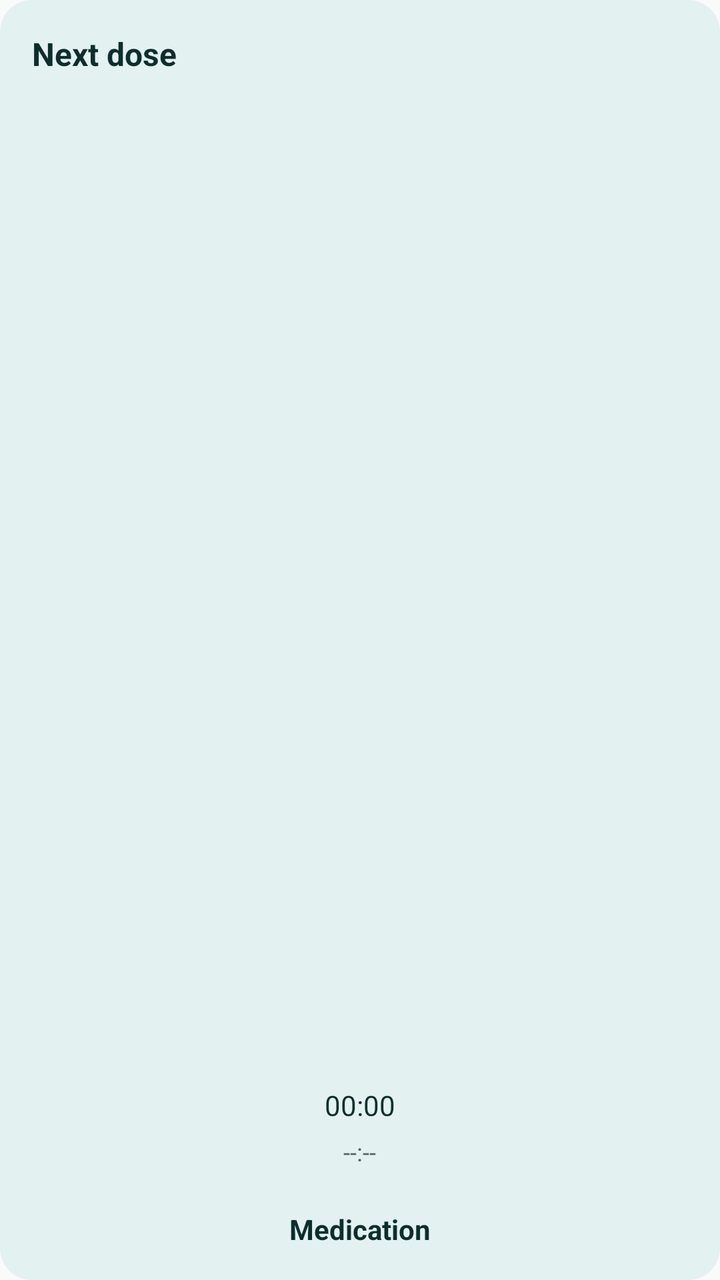
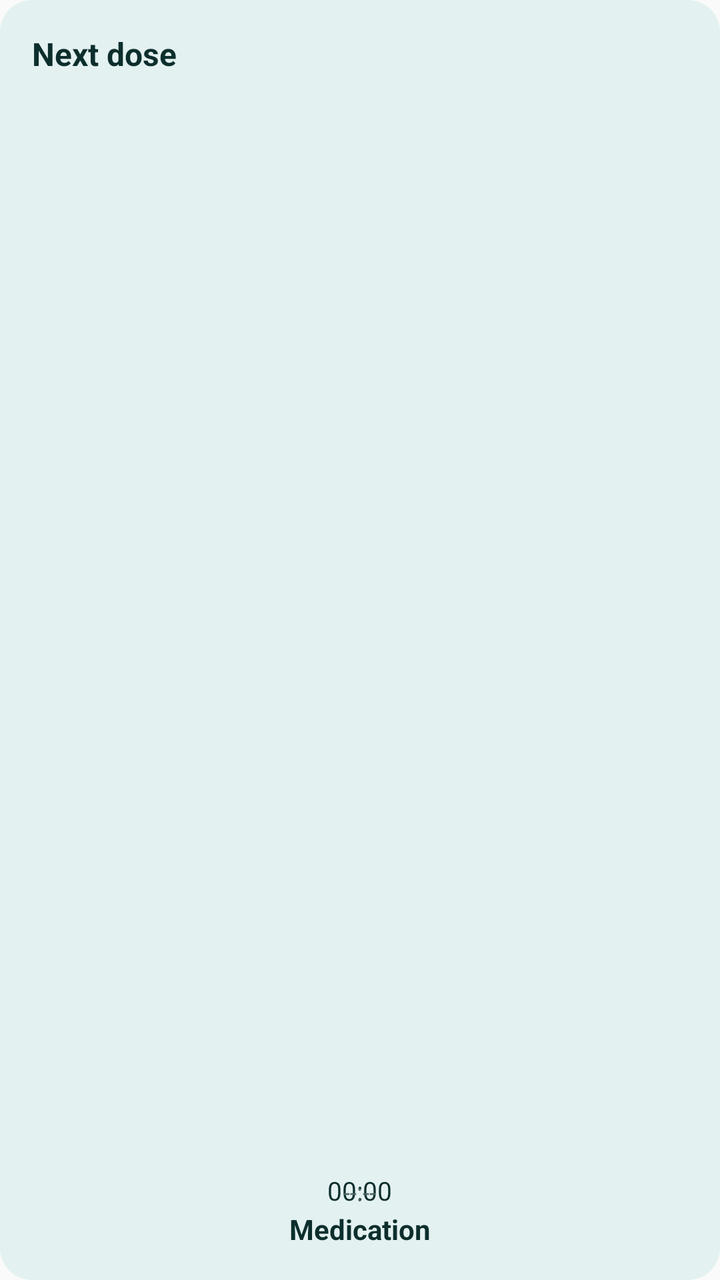

Screens rendered from an Android XML layout before and after an edit, with the pre-edit source and the edit as a unified diff.
<!-- AndroidManifest.xml: application theme AppTheme -->
<!-- res/layout/next_dose_widget.xml -->
<?xml version="1.0" encoding="utf-8"?>
<FrameLayout xmlns:android="http://schemas.android.com/apk/res/android"
    android:id="@+id/widget_root"
    android:layout_width="match_parent"
    android:layout_height="match_parent"
    android:padding="16dp"
    android:background="@drawable/widget_background">

    <TextView
        android:id="@+id/widget_title"
        android:layout_width="wrap_content"
        android:layout_height="wrap_content"
        android:layout_gravity="top|start"
         android:text="Next dose"
         android:textSize="16sp"
         android:textColor="@color/widget_text_primary"
         android:textStyle="bold"
        android:maxLines="2"
        android:ellipsize="end"
        android:breakStrategy="simple" />

    <ProgressBar
        android:id="@+id/widget_ring"
        style="@style/ShosWidgetRing"
        android:layout_width="52dp"
        android:layout_height="52dp"
        android:layout_gravity="center"
        android:rotation="-90"
        android:max="100" />

    
    <TextView
        android:id="@+id/widget_ring_label"
        android:layout_width="wrap_content"
        android:layout_height="wrap_content"
        android:layout_gravity="center"
        android:text=""
        android:textSize="11sp"
        android:textStyle="bold"
        android:maxLines="1"
        android:ellipsize="end"
        android:breakStrategy="simple" />

    
    
    <Chronometer
        android:id="@+id/widget_countdown"
        android:layout_width="wrap_content"
        android:layout_height="wrap_content"
        android:layout_gravity="bottom|center_horizontal"
        android:layout_marginBottom="62dp"
        android:textSize="14sp"
        android:textColor="@color/widget_text_primary"
        android:clickable="false"
        android:focusable="false" />

    <TextView
        android:id="@+id/widget_next_dose"
        android:layout_width="wrap_content"
        android:layout_height="wrap_content"
        android:layout_gravity="bottom|center_horizontal"
        android:layout_marginBottom="40dp"
        android:text="--:--"
        android:textSize="12sp"
        android:textColor="@color/widget_text_muted"
        android:maxLines="1"
        android:ellipsize="end"
        android:breakStrategy="simple" />

    
    <TextView
        android:id="@+id/widget_med_name"
        android:layout_width="match_parent"
        android:layout_height="wrap_content"
        android:layout_gravity="bottom|center_horizontal"
        android:gravity="center"
        android:text="Medication"
        android:textSize="14sp"
        android:textStyle="bold"
        android:textColor="@color/widget_text_primary"
        android:maxLines="1"
        android:ellipsize="end"
        android:breakStrategy="simple"
        android:autoSizeTextType="uniform"
        android:autoSizeMaxTextSize="14sp"
        android:autoSizeMinTextSize="12sp"
        android:autoSizeStepGranularity="1sp" />
</FrameLayout>
<!-- resources referenced by this layout -->
<resources>
  <color name="widget_text_muted">#4C6664</color>
  <color name="widget_text_primary">#0C2E2D</color>
  <!-- drawable widget_background (drawable) -->
  <?xml version="1.0" encoding="utf-8"?>
  <shape xmlns:android="http://schemas.android.com/apk/res/android"
      android:shape="rectangle">
      <solid android:color="@color/widget_bg" />
      <corners android:radius="16dp" />
  </shape>
  <style name="ShosWidgetRing" parent="@android:style/Widget.ProgressBar.Horizontal">
          <item name="android:progressDrawable">@drawable/widget_ring</item>
          <item name="android:maxHeight">0dp</item>
          <item name="android:minHeight">0dp</item>
          <item name="android:indeterminateOnly">false</item>
      </style>
  <style name="AppTheme" parent="Theme.AppCompat.Light.DarkActionBar">
          
          <item name="colorPrimary">@color/colorPrimary</item>
          <item name="colorPrimaryDark">@color/colorPrimaryDark</item>
          <item name="colorAccent">@color/colorAccent</item>
          <item name="android:statusBarColor">@android:color/transparent</item>
          <item name="android:navigationBarColor">@android:color/transparent</item>
      </style>
  <color name="widget_bg">#E3F1F0</color>
  <!-- drawable widget_ring (drawable) -->
  <?xml version="1.0" encoding="utf-8"?>
  <layer-list xmlns:android="http://schemas.android.com/apk/res/android">
      <item
          android:id="@android:id/background"
          android:drawable="@drawable/widget_ring_track" />
      <item
          android:id="@android:id/progress"
          android:drawable="@drawable/widget_ring_arc" />
  </layer-list>
  <!-- drawable widget_ring_track (drawable) -->
  <?xml version="1.0" encoding="utf-8"?>
  <shape xmlns:android="http://schemas.android.com/apk/res/android"
      android:shape="ring"
      android:innerRadius="18dp"
      android:thickness="8dp"
      android:useLevel="true">
      <solid android:color="@color/widget_ring_track" />
  </shape>
  <!-- drawable widget_ring_arc (drawable) -->
  <?xml version="1.0" encoding="utf-8"?>
  <shape xmlns:android="http://schemas.android.com/apk/res/android"
      android:shape="ring"
      android:innerRadius="18dp"
      android:thickness="8dp"
      android:useLevel="true">
      <solid android:color="@color/widget_good" />
  </shape>
  <color name="widget_ring_track">#A0D0C8</color>
  <color name="widget_good">#0B6B33</color>
</resources>

<!-- the commit's change to res/layout/next_dose_widget.xml (unified diff, before → after) -->
@@ -19,11 +19,12 @@
         android:ellipsize="end"
         android:breakStrategy="simple" />
 
+    
     <ProgressBar
         android:id="@+id/widget_ring"
         style="@style/ShosWidgetRing"
-        android:layout_width="52dp"
-        android:layout_height="52dp"
+        android:layout_width="44dp"
+        android:layout_height="44dp"
         android:layout_gravity="center"
         android:rotation="-90"
         android:max="100" />
@@ -31,35 +32,38 @@
     
     <TextView
         android:id="@+id/widget_ring_label"
-        android:layout_width="wrap_content"
+        android:layout_width="32dp"
         android:layout_height="wrap_content"
         android:layout_gravity="center"
+        android:gravity="center"
         android:text=""
-        android:textSize="11sp"
+        android:textSize="12sp"
         android:textStyle="bold"
         android:maxLines="1"
-        android:ellipsize="end"
-        android:breakStrategy="simple" />
+        android:autoSizeTextType="uniform"
+        android:autoSizeMaxTextSize="12sp"
+        android:autoSizeMinTextSize="9sp"
+        android:autoSizeStepGranularity="1sp" />
 
-    
     
     <Chronometer
         android:id="@+id/widget_countdown"
         android:layout_width="wrap_content"
         android:layout_height="wrap_content"
         android:layout_gravity="bottom|center_horizontal"
-        android:layout_marginBottom="62dp"
-        android:textSize="14sp"
+        android:layout_marginBottom="20dp"
+        android:textSize="13sp"
         android:textColor="@color/widget_text_primary"
         android:clickable="false"
         android:focusable="false" />
 
+    
     <TextView
         android:id="@+id/widget_next_dose"
         android:layout_width="wrap_content"
         android:layout_height="wrap_content"
         android:layout_gravity="bottom|center_horizontal"
-        android:layout_marginBottom="40dp"
+        android:layout_marginBottom="20dp"
         android:text="--:--"
         android:textSize="12sp"
         android:textColor="@color/widget_text_muted"
@@ -83,6 +87,6 @@
         android:breakStrategy="simple"
         android:autoSizeTextType="uniform"
         android:autoSizeMaxTextSize="14sp"
-        android:autoSizeMinTextSize="12sp"
+        android:autoSizeMinTextSize="11sp"
         android:autoSizeStepGranularity="1sp" />
 </FrameLayout>
<!-- resource entries referenced after the edit -->
@@ -38,8 +38,8 @@
   <?xml version="1.0" encoding="utf-8"?>
   <shape xmlns:android="http://schemas.android.com/apk/res/android"
       android:shape="ring"
-      android:innerRadius="18dp"
-      android:thickness="8dp"
+      android:innerRadius="16dp"
+      android:thickness="6dp"
       android:useLevel="true">
       <solid android:color="@color/widget_ring_track" />
   </shape>
@@ -47,8 +47,8 @@
   <?xml version="1.0" encoding="utf-8"?>
   <shape xmlns:android="http://schemas.android.com/apk/res/android"
       android:shape="ring"
-      android:innerRadius="18dp"
-      android:thickness="8dp"
+      android:innerRadius="16dp"
+      android:thickness="6dp"
       android:useLevel="true">
       <solid android:color="@color/widget_good" />
   </shape>
